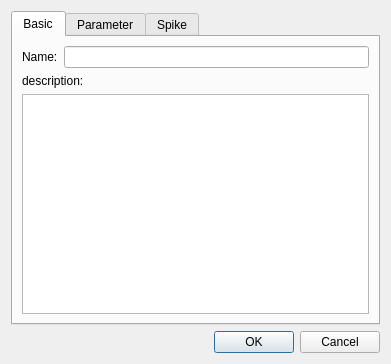
Qt form ANNarchyUI/ui/Synapse_Definition.ui (founderznd/PycharmProjects) before a commit.
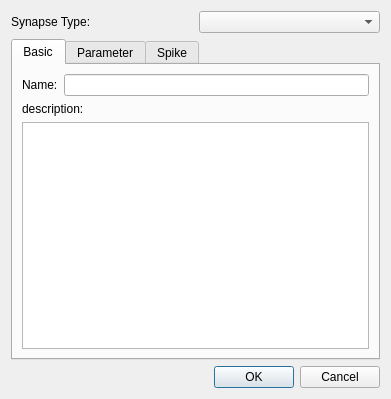
The same form after that commit.

```diff
--- a/ANNarchyUI/ui/Synapse_Definition.ui
+++ b/ANNarchyUI/ui/Synapse_Definition.ui
@@ -7,13 +7,27 @@
     <x>0</x>
     <y>0</y>
     <width>391</width>
-    <height>364</height>
+    <height>399</height>
    </rect>
   </property>
   <property name="windowTitle">
    <string>Synapse</string>
   </property>
   <layout class="QVBoxLayout" name="verticalLayout_2">
+   <item>
+    <layout class="QHBoxLayout" name="horizontalLayout_2">
+     <item>
+      <widget class="QLabel" name="label_9">
+       <property name="text">
+        <string>Synapse Type:</string>
+       </property>
+      </widget>
+     </item>
+     <item>
+      <widget class="QComboBox" name="comboBox_synapse_type"/>
+     </item>
+    </layout>
+   </item>
    <item>
     <widget class="QTabWidget" name="tabWidget">
      <property name="currentIndex">
```
